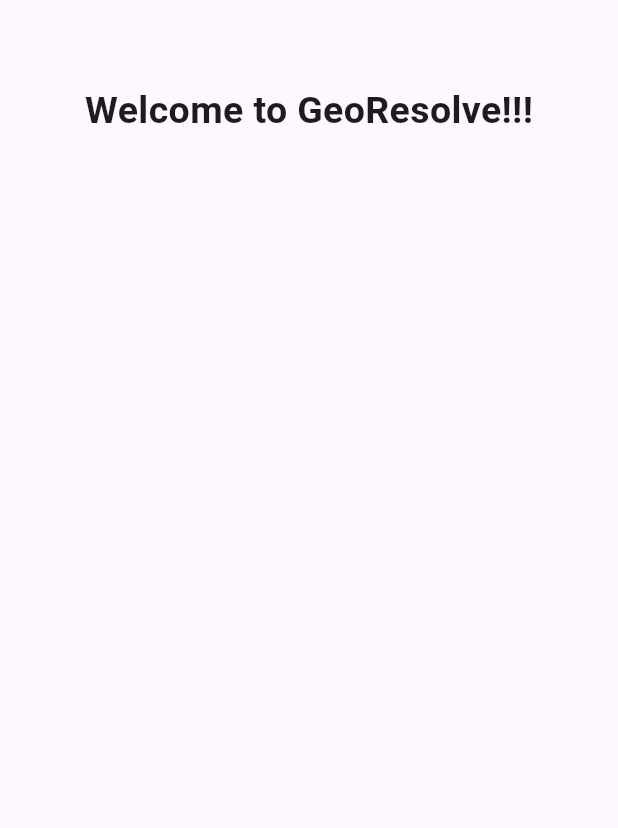
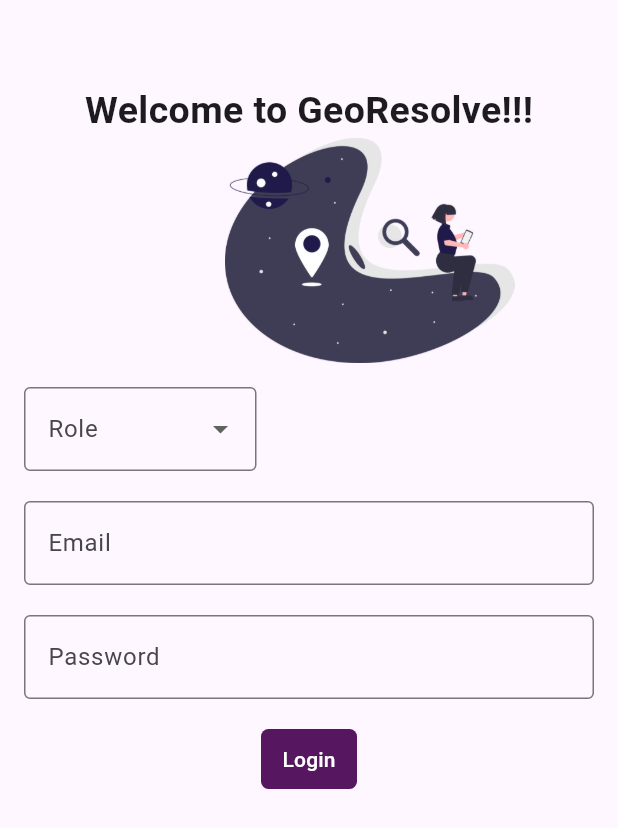
Before and after one commit to velagamihir/catchup_admin, a Flutter app: the screen it shows after launch, on a phone screen of 412 x 824 dp. Shown: the top 828 px of the screen. Run offline on Flutter 3.47's test engine with Material 3 defaults, Android fonts, the light colour scheme and no system bars.

Commit message:
created the authority login page

```diff
--- a/flutter/georesolve/lib/login.dart
+++ b/flutter/georesolve/lib/login.dart
@@ -5,14 +5,85 @@ class AuthorityLogin extends StatelessWidget {
 
   @override
   Widget build(BuildContext context) {
+    String? role;
+    List<String> roles = ['role1', 'role2', 'role3'];
+    final roleController = TextEditingController();
+    final emailController = TextEditingController();
+    final passwordController = TextEditingController();
     return Scaffold(
       appBar: AppBar(),
-      body: Center(
+      body: SingleChildScrollView(
+        physics: BouncingScrollPhysics(),
         child: Column(
+          mainAxisSize: MainAxisSize.max,
           children: [
-            Text(
-              "Welcome to GeoResolve!!!",
-              style: TextStyle(fontWeight: FontWeight.bold, fontSize: 25.0,),
+            Center(
+              child: Text(
+                "Welcome to GeoResolve!!!",
+                style: TextStyle(fontWeight: FontWeight.bold, fontSize: 25.0),
+              ),
+            ),
+            Row(
+              children: [
+                const SizedBox(width: 150.0,),
+                Image.asset(
+                  'assets/images/logoAuthorityLogin.png',
+                  height: 150.0,
+                ),
+              ],
+            ),
+            const SizedBox(height: 0.0),
+            Padding(
+              padding: const EdgeInsets.all(16.0),
+              child: Column(
+                mainAxisSize: MainAxisSize.max,
+                mainAxisAlignment: MainAxisAlignment.spaceBetween,
+                children: [
+                  Padding(
+                    padding: const EdgeInsets.only(right: 225.0),
+                    child: DropdownButtonFormField(decoration: InputDecoration(border: OutlineInputBorder(),
+                    labelText: "Role"),
+                        items: roles.map((String role){
+                      return DropdownMenuItem(value: role,
+                          child: Text(role));
+                    }).toList(), onChanged: (String? newValue){
+                      role=newValue;
+                    }),
+                  ),
+                  const SizedBox(height: 20.0),
+                  TextField(
+                    controller: emailController,
+                    maxLength: 50,
+                    decoration: InputDecoration(
+                      labelText: "Email",
+                      counterText: "",
+                      border: OutlineInputBorder(),
+                    ),
+                  ),
+                  const SizedBox(height: 20.0),
+                  TextField(
+                    controller: passwordController,
+                    maxLength: 50,
+                    obscuringCharacter: "*",
+                    obscureText: true,
+                    decoration: InputDecoration(
+                      labelText: "Password",
+                      counterText: "",
+                      border: OutlineInputBorder(),
+                    ),
+                  ),
+                ],
+              ),
+            ),
+            TextButton(
+              onPressed: () {},
+              style: TextButton.styleFrom(
+                backgroundColor: Color(0xFF571760),
+                shape: RoundedRectangleBorder(
+                  borderRadius: BorderRadius.all(Radius.circular(5.0)),
+                ),
+              ),
+              child: Text("Login", style: TextStyle(color: Colors.white)),
             ),
           ],
         ),
```
